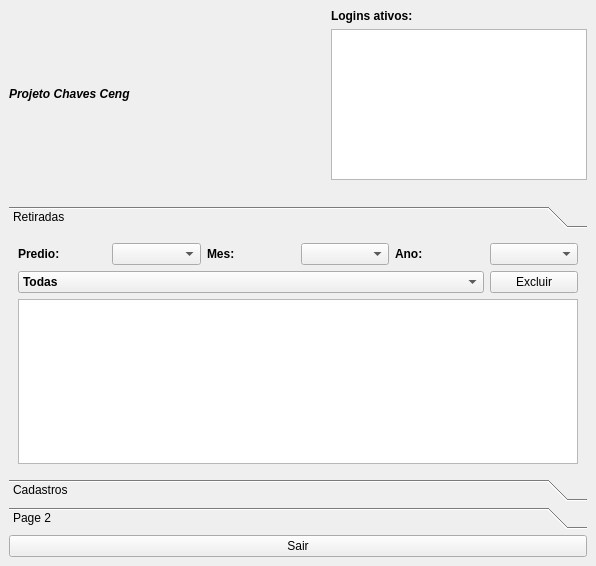
Above: nivel2.ui from walkermarcos/Chaves before the change. Below: the same form after it.
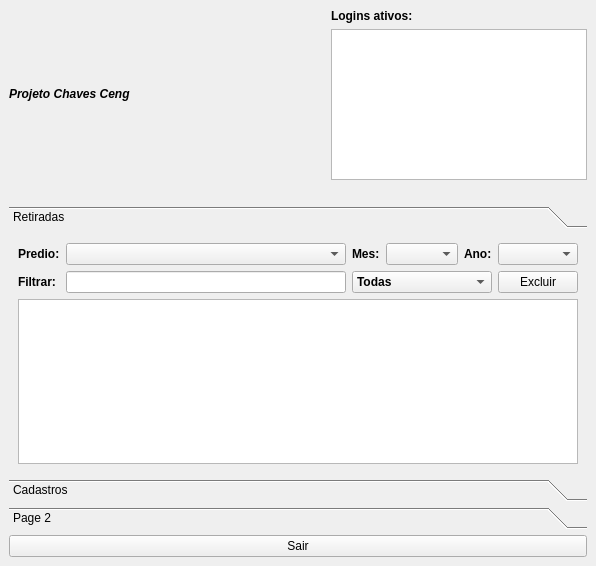
That is the form after the change. Icons and pictures are not drawn.

Patch:
```diff
--- a/nivel2.ui
+++ b/nivel2.ui
@@ -174,7 +174,7 @@
         <item row="1" column="5">
          <widget class="QComboBox" name="comboBox_4"/>
         </item>
-        <item row="3" column="0" colspan="6">
+        <item row="4" column="0" colspan="6">
          <widget class="QTableWidget" name="tableWidget">
           <property name="maximumSize">
            <size>
@@ -182,6 +182,9 @@
             <height>999999</height>
            </size>
           </property>
+          <property name="editTriggers">
+           <set>QAbstractItemView::NoEditTriggers</set>
+          </property>
           <property name="selectionMode">
            <enum>QAbstractItemView::MultiSelection</enum>
           </property>
@@ -205,7 +208,14 @@
           </attribute>
          </widget>
         </item>
-        <item row="2" column="0" colspan="5">
+        <item row="3" column="5">
+         <widget class="QPushButton" name="pushButton_4">
+          <property name="text">
+           <string>Excluir</string>
+          </property>
+         </widget>
+        </item>
+        <item row="3" column="2" colspan="3">
          <widget class="QComboBox" name="comboBox_2">
           <property name="font">
            <font>
@@ -230,13 +240,22 @@
           </item>
          </widget>
         </item>
-        <item row="2" column="5">
-         <widget class="QPushButton" name="pushButton_4">
+        <item row="3" column="0">
+         <widget class="QLabel" name="label_7">
+          <property name="font">
+           <font>
+            <weight>75</weight>
+            <bold>true</bold>
+           </font>
+          </property>
           <property name="text">
-           <string>Excluir</string>
+           <string>Filtrar:</string>
           </property>
          </widget>
         </item>
+        <item row="3" column="1">
+         <widget class="QLineEdit" name="lineEdit_2"/>
+        </item>
        </layout>
       </widget>
       <widget class="QWidget" name="cad">
@@ -355,6 +374,9 @@
                 <verstretch>0</verstretch>
                </sizepolicy>
               </property>
+              <property name="editTriggers">
+               <set>QAbstractItemView::NoEditTriggers</set>
+              </property>
               <property name="selectionMode">
                <enum>QAbstractItemView::MultiSelection</enum>
               </property>
@@ -388,8 +410,8 @@
         <rect>
          <x>0</x>
          <y>0</y>
-         <width>98</width>
-         <height>28</height>
+         <width>100</width>
+         <height>30</height>
         </rect>
        </property>
        <attribute name="label">
```
